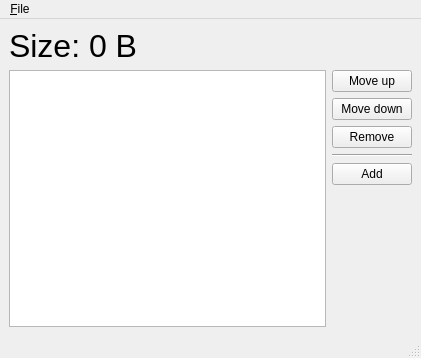
Qt form tools/rom/rombuilderdialog.ui (nirjacobson/Chromasound-Studio) before a commit.
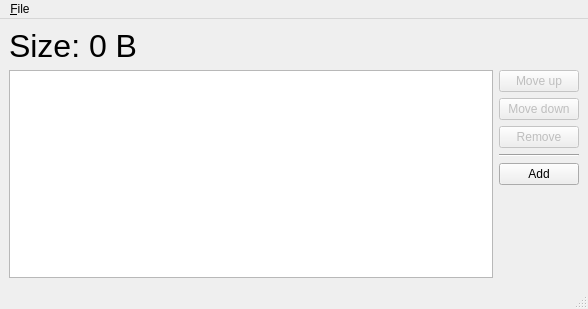
The same form after that commit.

The edit to the form file:
```diff
--- a/tools/rom/rombuilderdialog.ui
+++ b/tools/rom/rombuilderdialog.ui
@@ -6,8 +6,8 @@
    <rect>
     <x>0</x>
     <y>0</y>
-    <width>421</width>
-    <height>358</height>
+    <width>588</width>
+    <height>309</height>
    </rect>
   </property>
   <property name="windowTitle">
@@ -30,12 +30,22 @@
     <item>
      <layout class="QHBoxLayout" name="horizontalLayout">
       <item>
-       <widget class="QTableView" name="tableView"/>
+       <widget class="QTableView" name="tableView">
+        <property name="minimumSize">
+         <size>
+          <width>480</width>
+          <height>0</height>
+         </size>
+        </property>
+       </widget>
       </item>
       <item>
        <layout class="QVBoxLayout" name="verticalLayout">
         <item>
          <widget class="QPushButton" name="moveUpButton">
+          <property name="enabled">
+           <bool>false</bool>
+          </property>
           <property name="text">
            <string>Move up</string>
           </property>
@@ -43,6 +53,9 @@
         </item>
         <item>
          <widget class="QPushButton" name="moveDownButton">
+          <property name="enabled">
+           <bool>false</bool>
+          </property>
           <property name="text">
            <string>Move down</string>
           </property>
@@ -50,6 +63,9 @@
         </item>
         <item>
          <widget class="QPushButton" name="removeButton">
+          <property name="enabled">
+           <bool>false</bool>
+          </property>
           <property name="text">
            <string>Remove</string>
           </property>
@@ -93,7 +109,7 @@
     <rect>
      <x>0</x>
      <y>0</y>
-     <width>421</width>
+     <width>588</width>
      <height>20</height>
     </rect>
    </property>
```
